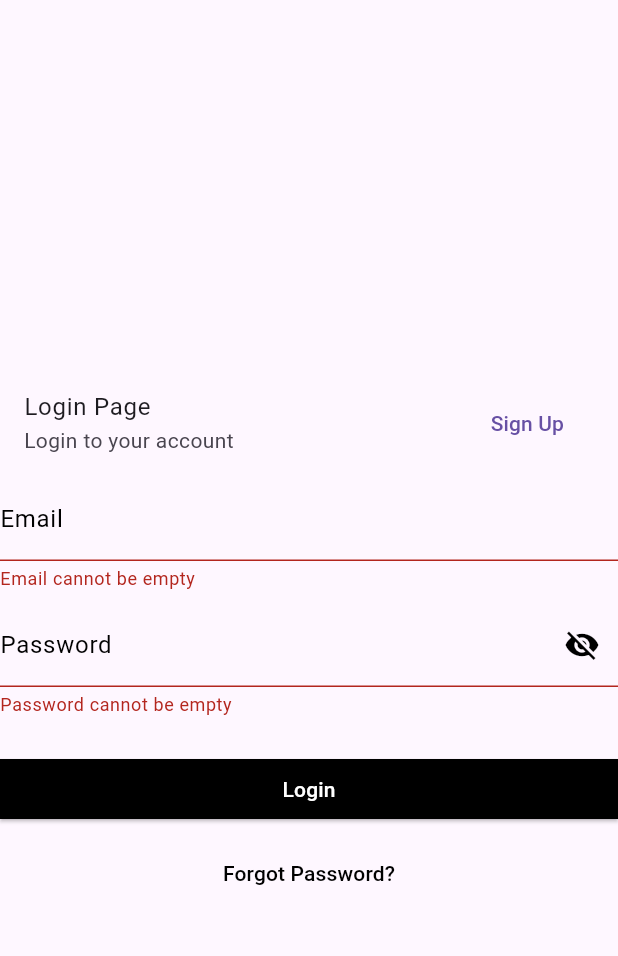
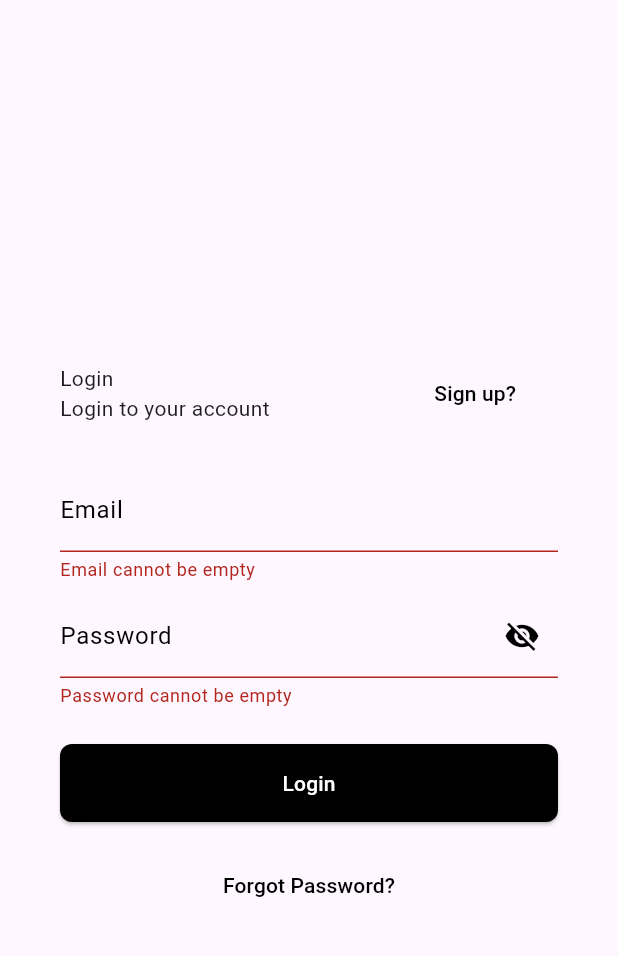
Before and after one commit to chrismercredi/supaauth, a Flutter app: the screen it shows after launch, after a tap on "Login", on a phone screen of 412 x 824 dp, the part 63-1019 px from its top. Run offline on Flutter 3.47's test engine with Material 3 defaults, Android fonts, the phone set to English and light mode, and no system bars; our stand-ins replace bloc, equatable, flutter_bloc, gap, supabase_flutter; accounts and stored records are empty.

Commit message:
fix: forms

```diff
--- a/example/lib/main.dart
+++ b/example/lib/main.dart
@@ -13,7 +13,11 @@ void main() async {
     anonKey: supabaseAnonKey,
   );
 
-  runApp(const SupaAuthExample());
+  runApp(
+    const SupauthWrapper(
+      child: SupaAuthExample(),
+    ),
+  );
 }
 
 class SupaAuthExample extends StatelessWidget {
@@ -21,11 +25,14 @@ class SupaAuthExample extends StatelessWidget {
 
   @override
   Widget build(BuildContext context) {
-    return const MaterialApp(
+    return MaterialApp(
       title: 'Supabase Auth Example',
-      home: AuthWrapper(
-        child: HomePage(),
-      ),
+      home: const HomePage(),
+      initialRoute: '/',
+      routes: {
+        SignUpPage.routeName: (context) => const SignUpPage(),
+        LoginPage.routeName: (context) => const LoginPage(),
+      },
     );
   }
 }
--- a/lib/src/pages/login_page.dart
+++ b/lib/src/pages/login_page.dart
@@ -1,5 +1,6 @@
 import 'package:flutter/material.dart';
 import 'package:flutter_bloc/flutter_bloc.dart';
+import 'package:gap/gap.dart';
 
 import '../src.dart';
 
@@ -17,15 +18,41 @@ class LoginPage extends StatelessWidget {
       ),
       body: Center(
         child: SingleChildScrollView(
+          child: Padding(
+            padding: Theme.of(context).formColumnPadding,
             child: Column(
               mainAxisAlignment: MainAxisAlignment.center,
               children: [
-              ListTile(
-                title: const Text('Login Page'),
-                subtitle: const Text('Login to your account'),
-                trailing:
-                    TextButton(onPressed: () {}, child: const Text('Sign Up')),
+                Row(
+                  mainAxisAlignment: MainAxisAlignment.spaceBetween,
+                  children: [
+                    const Column(
+                      mainAxisAlignment: MainAxisAlignment.center,
+                      crossAxisAlignment: CrossAxisAlignment.start,
+                      children: [
+                        Text('Login'),
+                        Text('Login to your account'),
+                      ],
                     ),
+                    Row(
+                      mainAxisAlignment: MainAxisAlignment.end,
+                      children: [
+                        TextButton(
+                          onPressed: () {
+                            Navigator.of(context)
+                                .pushNamed(SignUpPage.routeName);
+                          },
+                          style: Theme.of(context).blackTextButtonStyle(),
+                          child: const Padding(
+                            padding: EdgeInsets.all(16.0),
+                            child: Text('Sign up?'),
+                          ),
+                        ),
+                      ],
+                    ),
+                  ],
+                ),
+                const Gap(16),
                 BlocConsumer<SupabaseAuthCubit, SupabaseAuthState>(
                   listener: (context, state) {
                     if (state is SupabaseAuthError) {
@@ -45,6 +72,7 @@ class LoginPage extends StatelessWidget {
             ),
           ),
         ),
+      ),
     );
   }
 }
--- a/lib/src/pages/pages.dart
+++ b/lib/src/pages/pages.dart
@@ -1,4 +1,4 @@
-export 'auth_wrapper.dart';
+export 'supauth_wrapper.dart';
 export 'forgot_password_page.dart';
 export 'login_page.dart';
 export 'sign_up_page.dart';
--- a/lib/src/pages/auth_wrapper.dart
+++ b/lib/src/pages/supauth_wrapper.dart
@@ -4,8 +4,8 @@ import 'package:supabase_flutter/supabase_flutter.dart';
 
 import '../src.dart';
 
-class AuthWrapper extends StatelessWidget {
-  const AuthWrapper({super.key, required this.child});
+class SupauthWrapper extends StatelessWidget {
+  const SupauthWrapper({super.key, required this.child});
 
   final Widget child;
 
--- a/lib/src/theme/auth_theme_extensions.dart
+++ b/lib/src/theme/auth_theme_extensions.dart
@@ -68,7 +68,9 @@ extension AuthThemeExtensions on ThemeData {
       foregroundColor: Colors.white,
       backgroundColor: Colors.black, // Text color
       shape: const RoundedRectangleBorder(
-        borderRadius: BorderRadius.zero, // Square corners
+        borderRadius: BorderRadius.all(
+          Radius.circular(8.0),
+        ),
       ),
     );
   }
@@ -78,7 +80,9 @@ extension AuthThemeExtensions on ThemeData {
     return TextButton.styleFrom(
       foregroundColor: Colors.black,
       shape: const RoundedRectangleBorder(
-        borderRadius: BorderRadius.zero, // Square corners
+        borderRadius: BorderRadius.all(
+          Radius.circular(8.0),
+        ), // Square corners
       ), // Text color
     );
   }
--- a/lib/src/widgets/login_form.dart
+++ b/lib/src/widgets/login_form.dart
@@ -77,7 +77,10 @@ class LoginFormState extends State<LoginForm> {
             child: ElevatedButton(
               onPressed: _isLoading ? null : _login,
               style: Theme.of(context).blackSquareButtonStyle(),
-              child: Text(_isLoading ? 'Loading' : 'Login'),
+              child: Padding(
+                padding: const EdgeInsets.all(16.0),
+                child: Text(_isLoading ? 'Loading' : 'Login'),
+              ),
             ),
           ),
           const Gap(8),
@@ -88,7 +91,10 @@ class LoginFormState extends State<LoginForm> {
                 Navigator.of(context).pushNamed('/forgot-password-page');
               },
               style: Theme.of(context).blackTextButtonStyle(),
-              child: const Text('Forgot Password?'),
+              child: const Padding(
+                padding: EdgeInsets.all(16.0),
+                child: Text('Forgot Password?'),
+              ),
             ),
           ),
         ],
--- a/lib/src/widgets/sign_up_form.dart
+++ b/lib/src/widgets/sign_up_form.dart
@@ -58,8 +58,6 @@ class SignUpFormState extends State<SignUpForm> {
   Widget build(BuildContext context) {
     return Form(
       key: _formKey,
-      child: Padding(
-        padding: Theme.of(context).formColumnPadding,
       child: Column(
         children: [
           TextFormField(
@@ -118,7 +116,6 @@ class SignUpFormState extends State<SignUpForm> {
           // Add more UI elements as needed
         ],
       ),
-      ),
     );
   }
 }
--- a/pubspec.yaml
+++ b/pubspec.yaml
@@ -3,6 +3,9 @@ description: "A basic SupaBase auth package"
 version: 0.0.1
 homepage: https://github.com/chrismercredi
 publish_to:
+
+# Use this command to run in GitHub codespace:
+# flutter run -d web-server --web-hostname=0.0.0.0 --web-port=3000
 
 environment:
   sdk: '>=3.2.3 <4.0.0'
```
Also changed, not shown: lib/src/pages/sign_up_page.dart (+26 -1 lines), example/pubspec.lock, 2 other files. Lines whose indentation alone changed are shown as unchanged.
